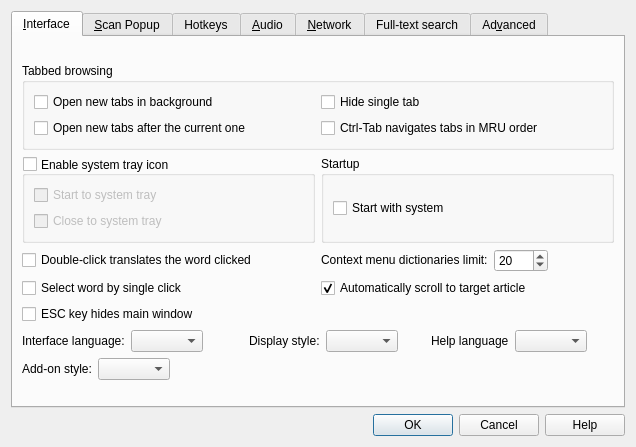
The window that preferences.ui (goldendict/goldendict) describes before a commit, drawn with Qt 5.
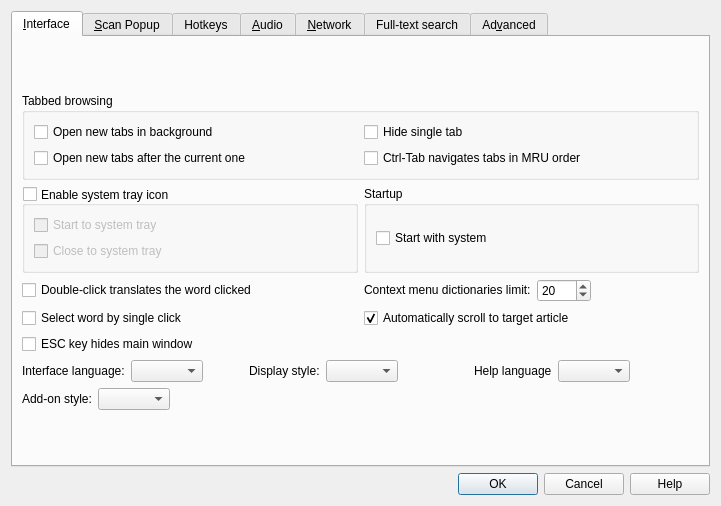
The same window after the commit. The open tabs and pages were chosen to show the change. Icons and pictures are not drawn. Custom widgets are drawn as their Qt base class.

Commit message: ui:set interface(first tab) as default tab

Diff of the .ui file:
```diff
--- a/preferences.ui
+++ b/preferences.ui
@@ -6,8 +6,8 @@
    <rect>
     <x>0</x>
     <y>0</y>
-    <width>636</width>
-    <height>447</height>
+    <width>721</width>
+    <height>506</height>
    </rect>
   </property>
   <property name="windowTitle">
```
Left out of the diff: 2 changed lines with no effect on the pictures.
